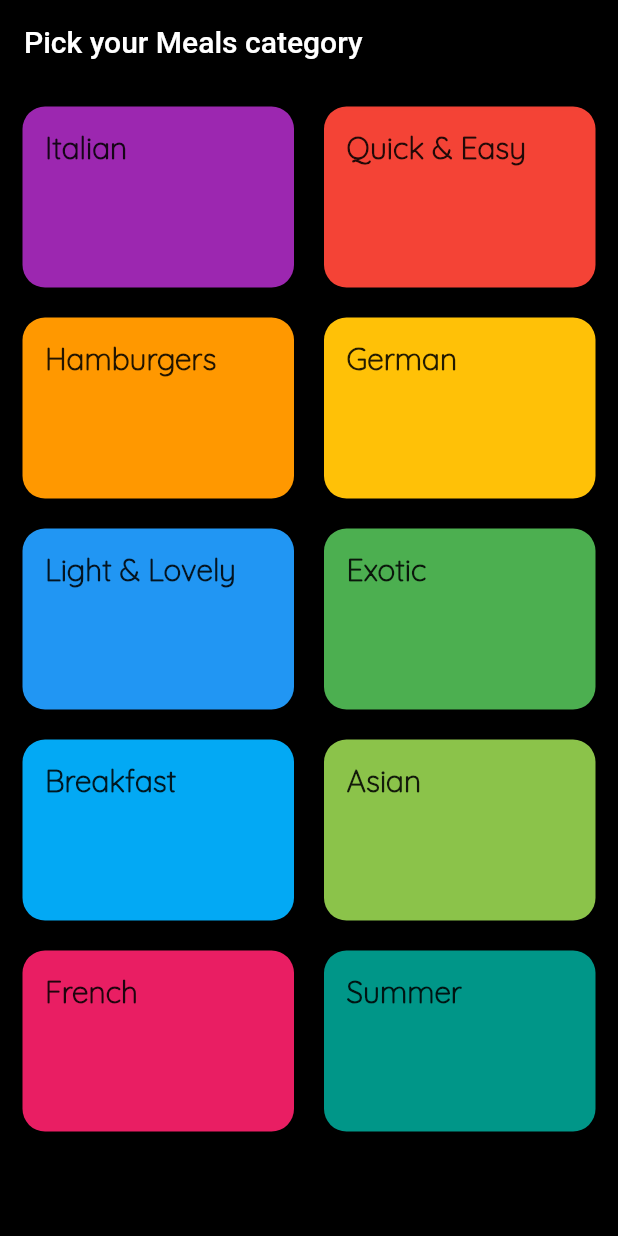
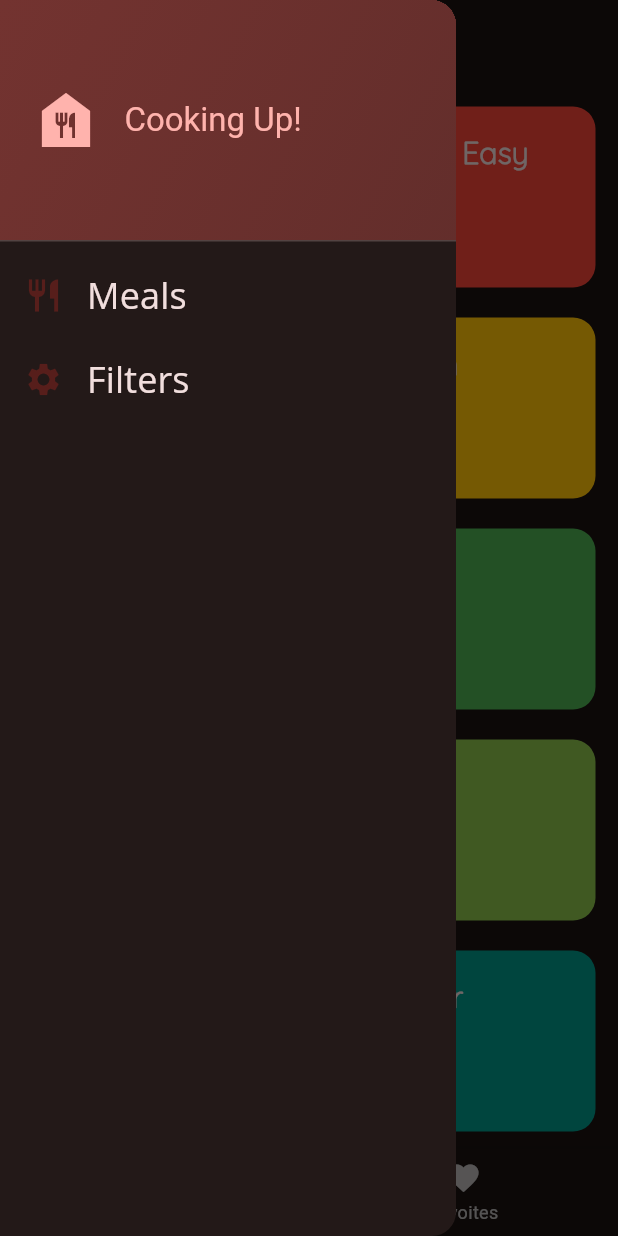
Before and after one commit to RasikaRD/mealapp, a Flutter app: the screen it shows after launch, with the side drawer open (before the commit the screen has no drawer), on a phone screen of 412 x 824 dp. Run offline on Flutter 3.47's test engine with Material 2 defaults, Android fonts, the phone set to English and light mode, and no system bars; our stand-ins replace transparent_image.

Commit message:
Add side bar and tab bar

```diff
--- a/lib/main.dart
+++ b/lib/main.dart
@@ -1,6 +1,5 @@
 import 'package:flutter/material.dart';
-import 'package:mealapp/screens/categories_screen.dart';
-import 'package:mealapp/screens/category_meals_screen.dart';
+import 'package:mealapp/screens/tabs.dart';
 
 void main() => runApp(const MyApp());
 
@@ -12,7 +11,11 @@ class MyApp extends StatelessWidget {
     return MaterialApp(
       title: 'MealApp',
       theme: ThemeData(
-          primarySwatch: Colors.deepPurple,
+          useMaterial3: true,
+          colorScheme: ColorScheme.fromSeed(
+            brightness: Brightness.dark,
+            seedColor: const Color.fromARGB(31, 88, 17, 17),
+          ),
           fontFamily: 'OpenSans',
           textTheme: ThemeData.light().textTheme.copyWith(
               displayLarge: const TextStyle(color: Colors.black),
@@ -23,34 +26,7 @@ class MyApp extends StatelessWidget {
                 fontSize: 20,
                 fontWeight: FontWeight.w700,
               ))),
-      home: const CategoriesScreen(),
-      // initialRoute: '/',
-      // routes: {
-      //   '/': (ctx) => const CategoriesScreen(),
-      //   '/category-meals': (ctx) => const CategoryMealsScreen(
-      //         title: '',
-      //         meals: [],
-      //       ),
-      // },
+      home: const TabsScreen(),
     );
   }
 }
-
-// class MyHomePage extends StatefulWidget {
-//   const MyHomePage({super.key});
-//   @override
-//   _MyHomePageState createState() => _MyHomePageState();
-
-// }
-
-// class _MyHomePageState extends State<MyHomePage> {
-//   @override
-//   Widget build(BuildContext context) {
-//     return Scaffold(
-//       appBar: AppBar(
-//         title: const Text('Meal App'),
-//       ),
-//       body: const Center(child: Text('Navigation Time')),
-//     );
-//   }
-// }
--- a/lib/screens/categories_screen.dart
+++ b/lib/screens/categories_screen.dart
@@ -1,14 +1,21 @@
 import 'package:flutter/material.dart';
 import 'package:mealapp/models/category.dart';
+import 'package:mealapp/models/meal.dart';
 import 'package:mealapp/screens/category_meals_screen.dart';
 import '../dummy_data.dart';
 import '../widgets/category_item.dart';
 
 class CategoriesScreen extends StatelessWidget {
-  const CategoriesScreen({super.key});
+  const CategoriesScreen(
+      {super.key,
+      required this.onToggleFavorite,
+      required this.availableMeals});
+
+  final void Function(Meal meal) onToggleFavorite;
+  final List<Meal> availableMeals;
 
   void _selectCategory(BuildContext context, Category category) {
-    final filteredMeals  = dummyMeals
+    final filteredMeals = availableMeals
         .where((meal) => meal.categories.contains(category.id))
         .toList();
 
@@ -17,6 +24,7 @@ class CategoriesScreen extends StatelessWidget {
         builder: (ctx) => CategoryMealsScreen(
           title: category.title,
           meals: filteredMeals,
+          onToggleFavorite: onToggleFavorite,
         ),
       ),
     );
@@ -24,13 +32,7 @@ class CategoriesScreen extends StatelessWidget {
 
   @override
   Widget build(BuildContext context) {
-    return Scaffold(
-      backgroundColor: Colors.black,
-      appBar: AppBar(
-        backgroundColor: Colors.black,
-        title: const Text('Pick your Meals category'),
-      ),
-      body: GridView(
+    return GridView(
         padding: const EdgeInsets.all(15),
         gridDelegate: const SliverGridDelegateWithFixedCrossAxisCount(
             crossAxisCount: 2,
@@ -45,7 +47,6 @@ class CategoriesScreen extends StatelessWidget {
                 _selectCategory(context, category);
               },
             )
-          ]),
-    );
+        ]);
   }
 }
--- /dev/null
+++ b/lib/screens/tabs.dart
@@ -0,0 +1,133 @@
+import 'package:flutter/material.dart';
+import 'package:mealapp/dummy_data.dart';
+import 'package:mealapp/models/meal.dart';
+import 'package:mealapp/screens/categories_screen.dart';
+import 'package:mealapp/screens/category_meals_screen.dart';
+import 'package:mealapp/screens/filter.dart';
+import 'package:mealapp/screens/meal_screen.dart';
+import 'package:mealapp/widgets/main_drawer.dart';
+
+const kInitialFilters = {
+  Filter.glutenFree: false,
+  Filter.lactoFree: false,
+  Filter.vege: false,
+  Filter.vegan: false
+};
+
+class TabsScreen extends StatefulWidget {
+  const TabsScreen({super.key});
+
+  @override
+  State<TabsScreen> createState() => _TabsScreenState();
+}
+
+class _TabsScreenState extends State<TabsScreen> {
+  int _selectedPageIndex = 0;
+  final List<Meal> _favoriteMeals = [];
+  Map<Filter, bool> _selectedFilters = kInitialFilters;
+
+  void _showInfoMessage(String message) {
+    ScaffoldMessenger.of(context).clearSnackBars();
+    ScaffoldMessenger.of(context).showSnackBar(
+      SnackBar(
+          backgroundColor: const Color.fromARGB(221, 49, 48, 48),
+          duration: const Duration(seconds: 4),
+          content: Text(
+            message,
+            style: const TextStyle(fontSize: 12, color: Colors.white),
+          )),
+    );
+  }
+
+  void _toggleMealFavoriteStatus(Meal meal) {
+    final isExisiting = _favoriteMeals.contains(meal);
+    if (isExisiting) {
+      setState(() {
+        _favoriteMeals.remove(meal);
+      });
+      _showInfoMessage('Meal is not favorite');
+    } else {
+      setState(() {
+        _favoriteMeals.add(meal);
+      });
+      _showInfoMessage('Meal is  favorite');
+    }
+  }
+
+  void _slectedPage(int index) {
+    setState(() {
+      _selectedPageIndex = index;
+    });
+  }
+
+  void _setScreen(String identifier) async {
+    Navigator.of(context).pop();
+
+    if (identifier == 'filters') {
+      final result = await Navigator.of(context).push<Map<Filter, bool>>(
+        MaterialPageRoute(builder: (ctx) =>
+           FilterScreen(
+            currentFilters: _selectedFilters,
+          ),
+        ),
+      );
+      print(result);
+
+      setState(() {
+        _selectedFilters = result ?? kInitialFilters;
+      });
+    }
+  }
+
+  @override
+  Widget build(BuildContext context) {
+    final availableMeals = dummyMeals.where((meal) {
+      if (_selectedFilters[Filter.glutenFree]! && !meal.isGlutenFree) {
+        return false;
+      }
+      if (_selectedFilters[Filter.lactoFree]! && !meal.isLactoseFree) {
+        return false;
+      }
+      if (_selectedFilters[Filter.vege]! && !meal.isVegetarian) {
+        return false;
+      }
+      if (_selectedFilters[Filter.vegan]! && !meal.isVegan) {
+        return false;
+      }
+      return true;
+    }).toList();
+
+    Widget activePage = CategoriesScreen(
+      onToggleFavorite: _toggleMealFavoriteStatus,
+      availableMeals: availableMeals,
+    );
+    var activePageTitle = 'Categories';
+
+    if (_selectedPageIndex == 1) {
+      activePage = CategoryMealsScreen(
+        meals: _favoriteMeals,
+        onToggleFavorite: _toggleMealFavoriteStatus,
+      );
+      activePageTitle = 'Your Favorites';
+    }
+
+    return Scaffold(
+      appBar: AppBar(
+        title: Text(activePageTitle),
+      ),
+      drawer: MainDrawer(
+        onSelectScreen: _setScreen,
+      ),
+      body: activePage,
+      bottomNavigationBar: BottomNavigationBar(
+        onTap: _slectedPage,
+        currentIndex: _selectedPageIndex,
+        items: const [
+          BottomNavigationBarItem(
+              icon: Icon(Icons.set_meal_sharp), label: 'Categories'),
+          BottomNavigationBarItem(icon: Icon(Icons.favorite), label: 'Favoites')
+        ],
+      ),
+    );
+  }
+}
--- /dev/null
+++ b/lib/widgets/main_drawer.dart
@@ -0,0 +1,86 @@
+import 'package:flutter/material.dart';
+
+class MainDrawer extends StatelessWidget {
+  const MainDrawer({super.key, required this.onSelectScreen});
+
+  final void Function(String identifier) onSelectScreen;
+
+  @override
+  Widget build(BuildContext context) {
+    return Drawer(
+      child: Column(
+        children: [
+          DrawerHeader(
+            padding: const EdgeInsets.all(20),
+            decoration: BoxDecoration(
+              gradient: LinearGradient(
+                colors: [
+                  Theme.of(context).colorScheme.primaryContainer,
+                  Theme.of(context)
+                      .colorScheme
+                      .primaryContainer
+                      .withOpacity(0.8)
+                ],
+                begin: Alignment.topLeft,
+                end: Alignment.bottomRight,
+              ),
+            ),
+            child: Row(
+              children: [
+                Icon(
+                  Icons.food_bank,
+                  size: 48,
+                  color: Theme.of(context).colorScheme.primary,
+                ),
+                const SizedBox(
+                  width: 15,
+                ),
+                Text(
+                  'Cooking Up!',
+                  style: Theme.of(context)
+                      .textTheme
+                      .titleLarge!
+                      .copyWith(color: Theme.of(context).colorScheme.primary),
+                ),
+              ],
+            ),
+          ),
+          ListTile(
+            leading: Icon(
+              Icons.restaurant,
+              size: 26,
+              color: Theme.of(context).colorScheme.onPrimary,
+            ),
+            title: Text(
+              'Meals',
+              style: Theme.of(context).textTheme.titleSmall!.copyWith(
+                    color: Theme.of(context).colorScheme.onBackground,
+                    fontSize: 24,
+                  ),
+            ),
+            onTap: () {
+              onSelectScreen('meals');
+            },
+          ),
+          ListTile(
+            leading: Icon(
+              Icons.settings,
+              size: 26,
+              color: Theme.of(context).colorScheme.onPrimary,
+            ),
+            title: Text(
+              'Filters',
+              style: Theme.of(context).textTheme.titleSmall!.copyWith(
+                    color: Theme.of(context).colorScheme.onBackground,
+                    fontSize: 24,
+                  ),
+            ),
+            onTap: () {
+              onSelectScreen('filters');
+            },
+          )
+        ],
+      ),
+    );
+  }
+}
```
Also changed, not shown: lib/screens/category_meals_screen.dart (+18 -9 lines), lib/screens/filter.dart (added, +156 -0 lines), lib/screens/meal_screen.dart (+13 -5 lines), lib/widgets/category_item.dart (+1 -20 lines), lib/widgets/meal_item.dart (+0 -10 lines). Lines whose indentation alone changed are shown as unchanged.
